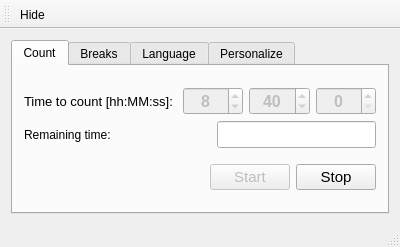
First picture: the form in SysTrayTimer/mainwindow.ui, repository Edewin/WorkTimer, before the edit.
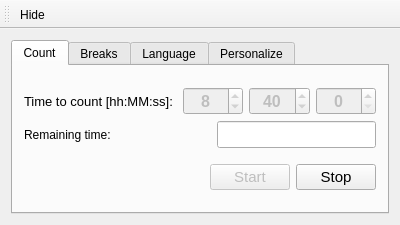
Second picture: the form after the edit. Icons and pictures are not drawn.

What changed in the file:
```diff
--- a/SysTrayTimer/mainwindow.ui
+++ b/SysTrayTimer/mainwindow.ui
@@ -10,7 +10,7 @@
     <x>0</x>
     <y>0</y>
     <width>400</width>
-    <height>247</height>
+    <height>225</height>
    </rect>
   </property>
   <property name="maximumSize">
@@ -390,7 +390,6 @@
    </attribute>
    <addaction name="actionHide"/>
   </widget>
-  <widget class="QStatusBar" name="statusBar"/>
   <action name="actionHide">
    <property name="icon">
     <iconset resource="imgs.qrc">
```
